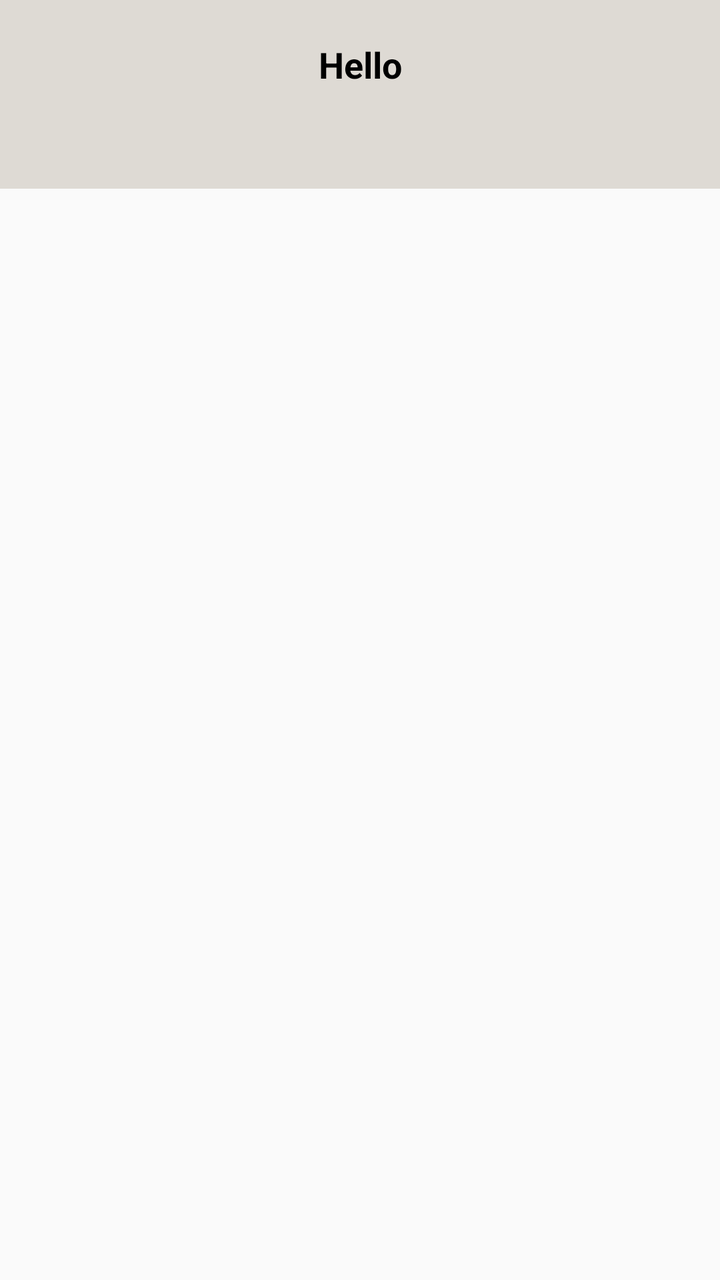
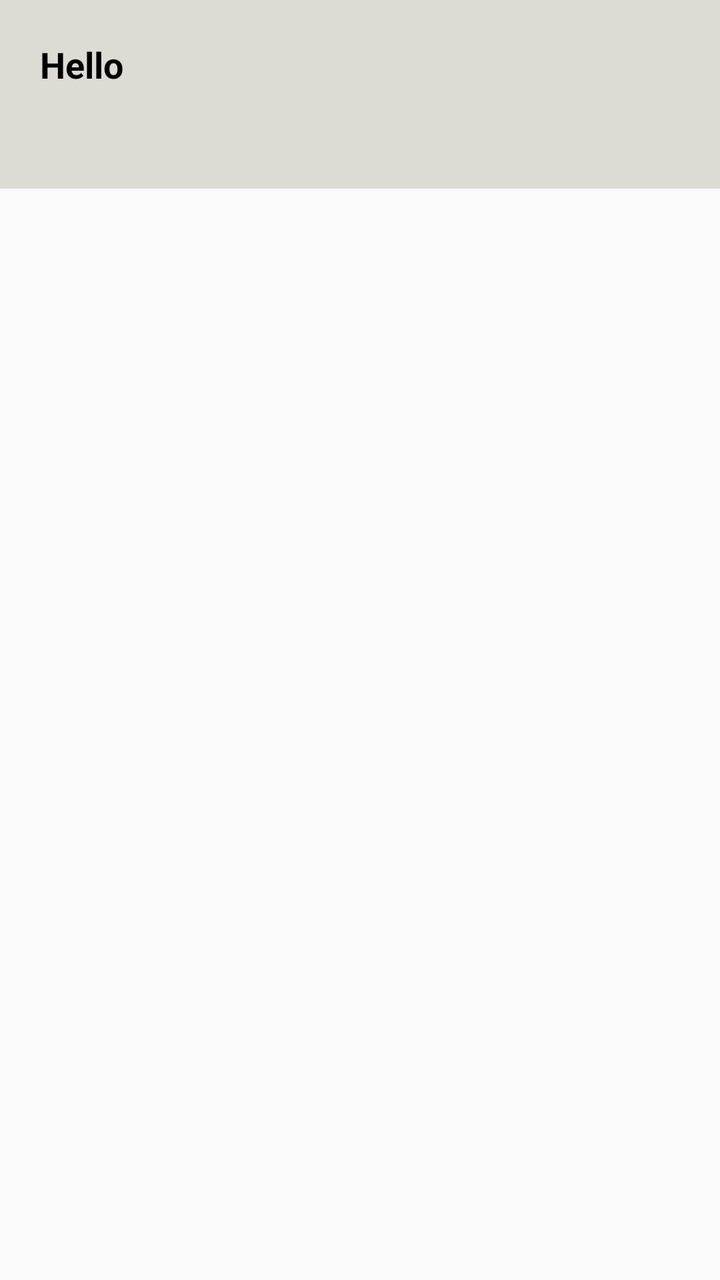

The first picture is an Android layout as it rendered before a commit; the second is the same layout after the commit. The layout source and the unified diff follow.
<!-- AndroidManifest.xml: application theme AppTheme -->
<!-- res/layout/activity_view_child_labour_survey.xml -->
<?xml version="1.0" encoding="utf-8"?>
<LinearLayout xmlns:android="http://schemas.android.com/apk/res/android"
    android:orientation="vertical" android:layout_width="match_parent"
    android:layout_height="match_parent"
    android:background="@color/clmrs_bg">

    <TextView
        android:layout_width="match_parent"
        android:gravity="center"
        android:paddingBottom="10dp"
        android:paddingTop="20dp"

        android:paddingLeft="10dp"
        android:paddingRight="10dp"

        android:text="Hello"
            android:background="#DEDAD4"

        android:textColor="@android:color/black"
        android:textStyle="bold"
        android:textAppearance="?android:textAppearanceMedium"
        android:layout_height="wrap_content" />

    <android.support.v7.widget.RecyclerView
        android:id="@+id/surveyChildLabourRecycleView"
        android:layout_width="match_parent"
        android:layout_height="wrap_content"
        android:background="#DEDAD4"
        android:padding="20dp">
    </android.support.v7.widget.RecyclerView>

</LinearLayout>
<!-- resources referenced by this layout -->
<resources>
  <color name="clmrs_bg">#FAFAFA</color>
  <style name="AppTheme" parent="android:Theme.Holo.Light">
          
          <item name="android:spinnerItemStyle">@style/SpinnerItem</item>
          <item name="android:spinnerDropDownItemStyle">@style/SpinnerItem.DropDownItem</item>
          <item name="android:dropDownListViewStyle">@style/StandardSpinner</item>
          <item name="android:actionBarStyle">@style/AppTheme.ActionBarStyle</item>
      </style>
  <style name="SpinnerItem" parent="android:Widget.Holo.DropDownItem">
          <item name="android:textColor">@color/ofis_base_font_white</item>
          <item name="android:textSize">@dimen/ofis_spinner_text</item>
      </style>
  <style name="SpinnerItem.DropDownItem" parent="android:Widget.Holo.DropDownItem.Spinner">
          <item name="android:textColor">@color/ofis_text_field</item>
          <item name="android:background">@color/ofis_spinner_item_background</item>
      </style>
  <style name="StandardSpinner" parent="android:Widget.Holo.Light.ListView">
          <item name="android:dividerHeight">@dimen/ofis_spinner_itemseparator</item>
          <item name="android:divider">@color/ofis_spinner_divider</item>
      </style>
  <style name="AppTheme.ActionBarStyle" parent="android:Widget.Holo.Light.ActionBar">
          <item name="android:titleTextStyle">@style/AppTheme.ActionBar.TitleTextStyle</item>
      </style>
  <color name="ofis_base_font_white">#ffffff</color>
  <dimen name="ofis_spinner_text">14sp</dimen>
  <color name="ofis_text_field">#DE000000</color>
  <color name="ofis_spinner_item_background">@color/ofis_actionbar_background</color>
  <dimen name="ofis_spinner_itemseparator">1dp</dimen>
  <color name="ofis_spinner_divider">#ff333333</color>
  <style name="AppTheme.ActionBar.TitleTextStyle" parent="android:TextAppearance">
          <item name="android:textSize">@dimen/ofis_med_text</item>
      </style>
  <color name="ofis_actionbar_background">#dddddd</color>
  <dimen name="ofis_med_text">15sp</dimen>
</resources>

<!-- the commit's change to res/layout/activity_view_child_labour_survey.xml (unified diff, before → after) -->
@@ -5,16 +5,14 @@
     android:background="@color/clmrs_bg">
 
     <TextView
+        android:id="@+id/childnameTv"
         android:layout_width="match_parent"
-        android:gravity="center"
         android:paddingBottom="10dp"
         android:paddingTop="20dp"
-
-        android:paddingLeft="10dp"
+        android:paddingLeft="20dp"
         android:paddingRight="10dp"
-
         android:text="Hello"
-            android:background="#DEDAD4"
+        android:background="#DEDAD4"
 
         android:textColor="@android:color/black"
         android:textStyle="bold"
